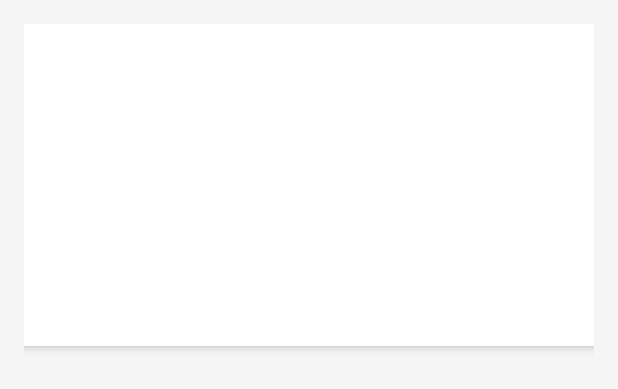
After one commit to Aymanbalaa/WiScan, an Android app: the layout activity_network_detail.xml on its own in the app's theme, with its tools: preview values and no code run, on a phone screen of 412 x 824 dp. The commit adds this screen. Shown: the top 389 px of the screen. Run offline under Robolectric (Android 15) with nearby library versions, the phone set to English and light mode, and no system bars.

Commit message:
added new activity NetworkDetailActivity.java that gives details and removed a lot of info from WifiActivity.java

```diff
--- a/app/src/main/AndroidManifest.xml
+++ b/app/src/main/AndroidManifest.xml
@@ -29,6 +29,7 @@
         <activity android:name=".GuidanceActivity" />
         <activity android:name=".WiFiActivity" />
         <activity android:name=".LocationActivity" />
+        <activity android:name=".NetworkDetailActivity" />
 
     </application>
 </manifest>
--- /dev/null
+++ b/app/src/main/res/layout/activity_network_detail.xml
@@ -0,0 +1,68 @@
+<?xml version="1.0" encoding="utf-8"?>
+<LinearLayout xmlns:android="http://schemas.android.com/apk/res/android"
+    android:layout_width="match_parent"
+    android:layout_height="match_parent"
+    android:orientation="vertical"
+    android:padding="16dp"
+    android:background="@color/backgroundColor">
+
+    <LinearLayout
+        android:layout_width="match_parent"
+        android:layout_height="wrap_content"
+        android:orientation="vertical"
+        android:background="@android:color/white"
+        android:padding="16dp"
+        android:layout_marginBottom="8dp"
+        android:elevation="4dp">
+
+        <TextView
+            android:id="@+id/ssid"
+            android:layout_width="wrap_content"
+            android:layout_height="wrap_content"
+            android:textStyle="bold"
+            android:textSize="18sp"
+            android:paddingBottom="8dp"
+            android:textColor="@android:color/black" />
+
+        <TextView
+            android:id="@+id/bssid"
+            android:layout_width="wrap_content"
+            android:layout_height="wrap_content"
+            android:textSize="16sp"
+            android:paddingBottom="8dp"
+            android:textColor="@android:color/darker_gray" />
+
+        <TextView
+            android:id="@+id/security"
+            android:layout_width="wrap_content"
+            android:layout_height="wrap_content"
+            android:textSize="16sp"
+            android:paddingBottom="8dp"
+            android:textColor="@android:color/darker_gray" />
+
+        <TextView
+            android:id="@+id/coordinates"
+            android:layout_width="wrap_content"
+            android:layout_height="wrap_content"
+            android:textSize="16sp"
+            android:paddingBottom="8dp"
+            android:textColor="@android:color/darker_gray" />
+
+        <TextView
+            android:id="@+id/postalCode"
+            android:layout_width="wrap_content"
+            android:layout_height="wrap_content"
+            android:textSize="16sp"
+            android:paddingBottom="8dp"
+            android:textColor="@android:color/darker_gray" />
+
+        <TextView
+            android:id="@+id/neighborhood"
+            android:layout_width="wrap_content"
+            android:layout_height="wrap_content"
+            android:textSize="16sp"
+            android:paddingBottom="8dp"
+            android:textColor="@android:color/darker_gray" />
+    </LinearLayout>
+
+</LinearLayout>
--- a/app/src/main/res/values/colors.xml
+++ b/app/src/main/res/values/colors.xml
@@ -3,4 +3,5 @@
     <color name="colorPrimary">#6200EE</color>
     <color name="colorPrimaryDark">#3700B3</color>
     <color name="colorAccent">#03DAC5</color>
+    <color name="backgroundColor">#f5f5f5</color>
 </resources>
```
Also changed, not shown: app/src/main/java/com/example/nsgs_app/NetworkAdapter.java (+5 -11 lines), app/src/main/java/com/example/nsgs_app/NetworkDetailActivity.java (added, +67 -0 lines), app/src/main/res/layout/network_item.xml (+0 -36 lines).
